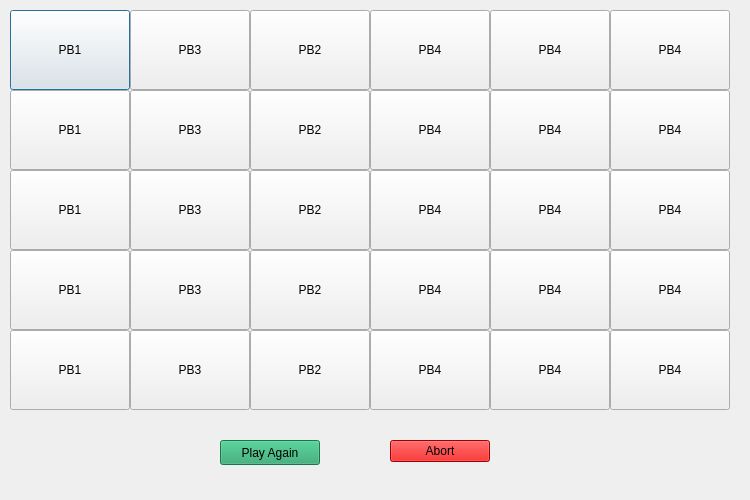
Before: the Qt Designer form waves/try.ui in matternstsr/Sea-Application, drawn with Qt 5.
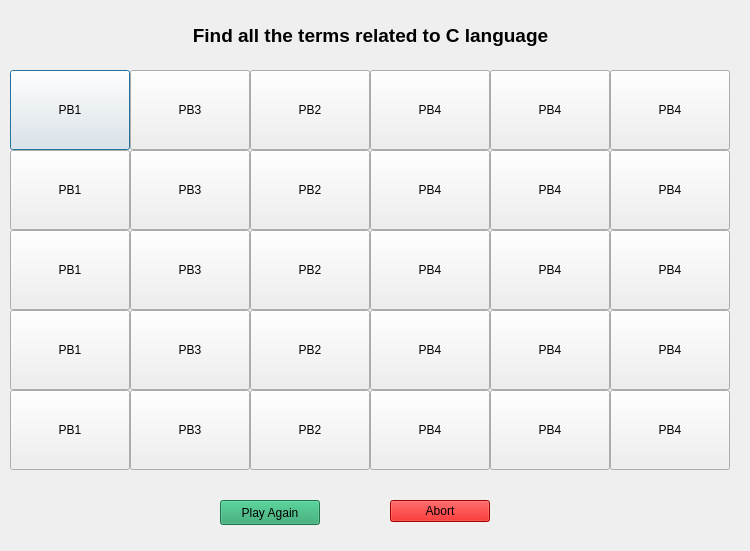
After: the same form once the commit is applied.

Commit message: Added the lable to the puzzle page.

```diff
--- a/waves/try.ui
+++ b/waves/try.ui
@@ -7,7 +7,7 @@
     <x>0</x>
     <y>0</y>
     <width>750</width>
-    <height>500</height>
+    <height>551</height>
    </rect>
   </property>
   <property name="cursor">
@@ -23,7 +23,7 @@
    <property name="geometry">
     <rect>
      <x>10</x>
-     <y>10</y>
+     <y>70</y>
      <width>120</width>
      <height>80</height>
     </rect>
@@ -36,7 +36,7 @@
    <property name="geometry">
     <rect>
      <x>250</x>
-     <y>10</y>
+     <y>70</y>
      <width>120</width>
      <height>80</height>
     </rect>
@@ -49,7 +49,7 @@
    <property name="geometry">
     <rect>
      <x>130</x>
-     <y>10</y>
+     <y>70</y>
      <width>120</width>
      <height>80</height>
     </rect>
@@ -62,7 +62,7 @@
    <property name="geometry">
     <rect>
      <x>250</x>
-     <y>90</y>
+     <y>150</y>
      <width>120</width>
      <height>80</height>
     </rect>
@@ -75,7 +75,7 @@
    <property name="geometry">
     <rect>
      <x>250</x>
-     <y>170</y>
+     <y>230</y>
      <width>120</width>
      <height>80</height>
     </rect>
@@ -88,7 +88,7 @@
    <property name="geometry">
     <rect>
      <x>250</x>
-     <y>250</y>
+     <y>310</y>
      <width>120</width>
      <height>80</height>
     </rect>
@@ -101,7 +101,7 @@
    <property name="geometry">
     <rect>
      <x>250</x>
-     <y>330</y>
+     <y>390</y>
      <width>120</width>
      <height>80</height>
     </rect>
@@ -114,7 +114,7 @@
    <property name="geometry">
     <rect>
      <x>130</x>
-     <y>330</y>
+     <y>390</y>
      <width>120</width>
      <height>80</height>
     </rect>
@@ -127,7 +127,7 @@
    <property name="geometry">
     <rect>
      <x>0</x>
-     <y>0</y>
+     <y>60</y>
      <width>750</width>
      <height>500</height>
     </rect>
@@ -483,6 +483,29 @@
     </property>
    </widget>
   </widget>
+  <widget class="QLabel" name="puzzle">
+   <property name="geometry">
+    <rect>
+     <x>10</x>
+     <y>10</y>
+     <width>721</width>
+     <height>51</height>
+    </rect>
+   </property>
+   <property name="font">
+    <font>
+     <pointsize>14</pointsize>
+     <weight>75</weight>
+     <bold>true</bold>
+    </font>
+   </property>
+   <property name="text">
+    <string>Find all the terms related to C language</string>
+   </property>
+   <property name="alignment">
+    <set>Qt::AlignCenter</set>
+   </property>
+  </widget>
   <zorder>backgroundWidget</zorder>
   <zorder>pushButton_1</zorder>
   <zorder>pushButton_2</zorder>
```
Left out of the diff: 1 changed line with no effect on the pictures.
